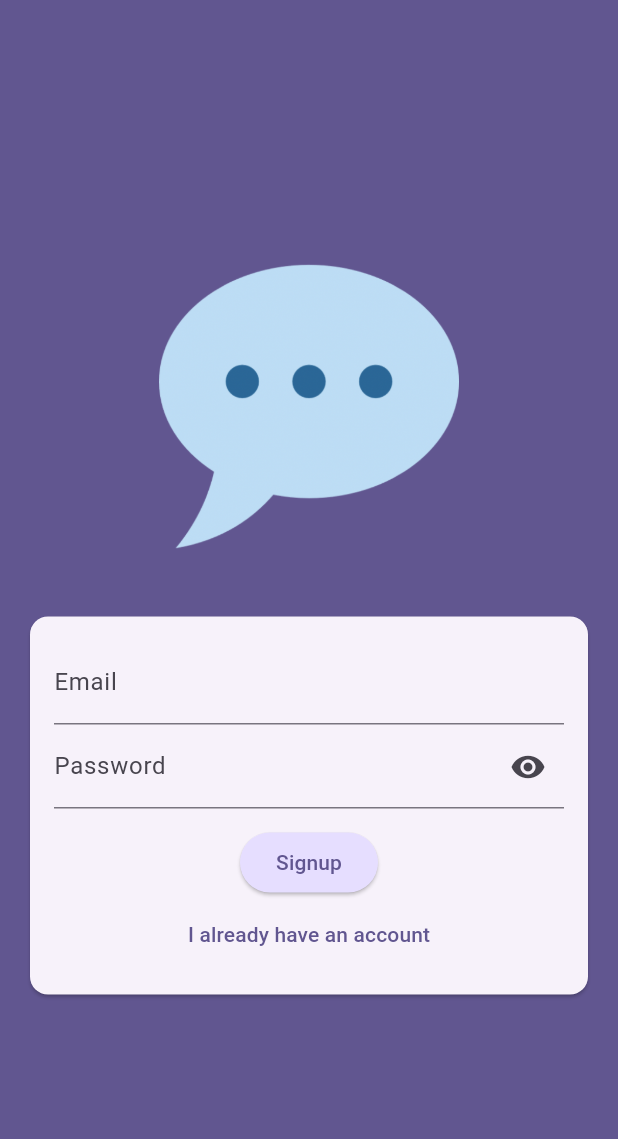
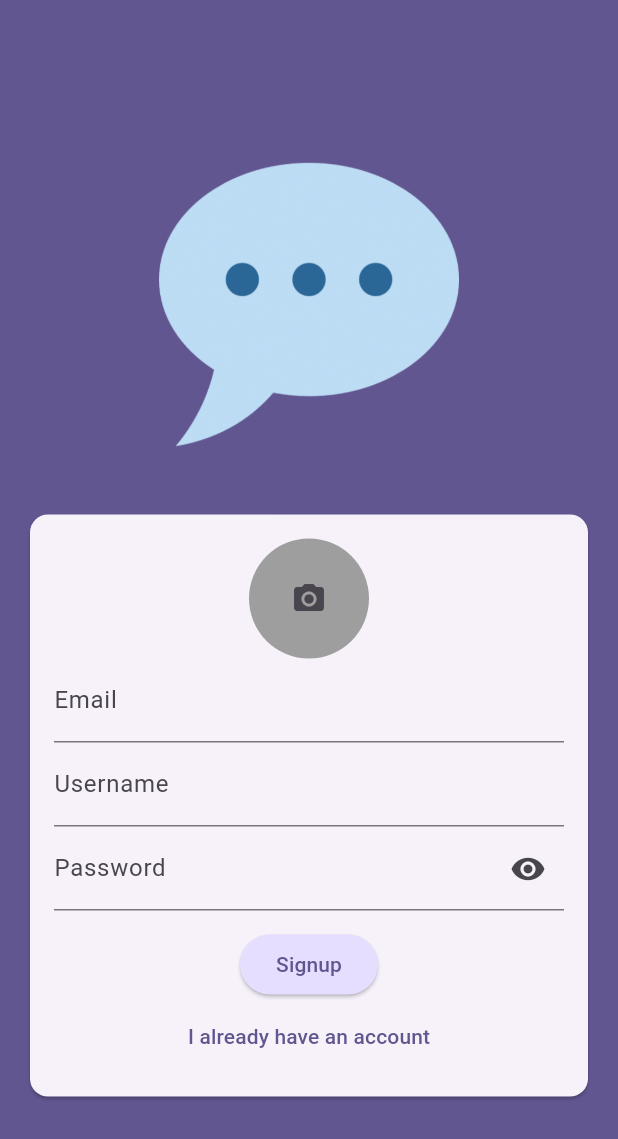
Before and after one commit to hugocica/flutter_chat_app, a Flutter app: the screen it shows after launch, after a tap on "Login", after a tap on "Create an account", on a phone screen of 412 x 824 dp. Shown: the top 1139 px of the screen. Run offline on Flutter 3.47's test engine with Material 3 defaults, Android fonts, the phone set to English and light mode, and no system bars; our stand-ins replace cloud_firestore, firebase_auth, firebase_core, firebase_storage, image_picker; accounts and stored records are empty.

Commit message:
saving user data to Firebase Firestore

```diff
--- a/lib/app/screens/auth.dart
+++ b/lib/app/screens/auth.dart
@@ -1,4 +1,9 @@
+import 'dart:io';
+
+import 'package:chat_app/app/widgets/user_image_picker.dart';
+import 'package:cloud_firestore/cloud_firestore.dart';
 import 'package:firebase_auth/firebase_auth.dart';
+import 'package:firebase_storage/firebase_storage.dart';
 import 'package:flutter/material.dart';
 
 final _firebase = FirebaseAuth.instance;
@@ -15,16 +20,36 @@ class AuthScreen extends StatefulWidget {
 class _AuthScreenState extends State<AuthScreen> {
   final _form = GlobalKey<FormState>();
 
-  bool _isLoading = false;
+  bool _isSubmitting = false;
   bool _isLogin = true;
   bool _isPasswordVisible = false;
+
   String _email = '';
   String _password = '';
+  String _username = '';
+  File? _userImage;
 
   Future<void> _onSignup() async {
     try {
       final userCredentials = await _firebase.createUserWithEmailAndPassword(
           email: _email, password: _password);
+
+      final storageRef = FirebaseStorage.instance
+          .ref()
+          .child('user_images')
+          .child('${userCredentials.user!.uid}.jpg');
+
+      await storageRef.putFile(_userImage!);
+      final imageUrl = await storageRef.getDownloadURL();
+
+      FirebaseFirestore.instance
+          .collection('users')
+          .doc(userCredentials.user!.uid)
+          .set({
+        'username': _username,
+        'email': _email,
+        'image_url': imageUrl,
+      });
     } on FirebaseAuthException catch (error) {
       if (error.code == 'email-already-in-use') {}
 
@@ -52,14 +77,14 @@ class _AuthScreenState extends State<AuthScreen> {
   }
 
   void _onSubmit() async {
-    if (!_form.currentState!.validate()) {
+    if (!_form.currentState!.validate() || (!_isLogin && _userImage == null)) {
       return;
     }
 
     _form.currentState!.save();
 
     setState(() {
-      _isLoading = true;
+      _isSubmitting = true;
     });
 
     if (_isLogin) {
@@ -68,9 +93,11 @@ class _AuthScreenState extends State<AuthScreen> {
       await _onSignup();
     }
 
-    setState(() {
-      _isLoading = false;
-    });
+    if (mounted) {
+      setState(() {
+        _isSubmitting = false;
+      });
+    }
   }
 
   @override
@@ -101,6 +128,14 @@ class _AuthScreenState extends State<AuthScreen> {
                     child: Column(
                       mainAxisSize: MainAxisSize.min,
                       children: [
+                        if (!_isLogin)
+                          UserImagePicker(
+                            onPickImage: (image) {
+                              setState(() {
+                                _userImage = image;
+                              });
+                            },
+                          ),
                         TextFormField(
                           decoration: const InputDecoration(labelText: 'Email'),
                           keyboardType: TextInputType.emailAddress,
@@ -119,6 +154,24 @@ class _AuthScreenState extends State<AuthScreen> {
                             _email = value!;
                           },
                         ),
+                        if (!_isLogin)
+                          TextFormField(
+                            decoration:
+                                const InputDecoration(labelText: 'Username'),
+                            enableSuggestions: false,
+                            validator: (value) {
+                              if (value == null ||
+                                  value.trim().isEmpty ||
+                                  value.trim().length < 4) {
+                                return 'Please enter at least 4 characters';
+                              }
+
+                              return null;
+                            },
+                            onSaved: (value) {
+                              _username = value!;
+                            },
+                          ),
                         TextFormField(
                           decoration: InputDecoration(
                             labelText: 'Password',
@@ -151,12 +204,12 @@ class _AuthScreenState extends State<AuthScreen> {
                           height: 12,
                         ),
                         ElevatedButton(
-                          onPressed: _onSubmit,
+                          onPressed: _isSubmitting ? null : _onSubmit,
                           style: ElevatedButton.styleFrom(
                               backgroundColor: Theme.of(context)
                                   .colorScheme
                                   .primaryContainer),
-                          child: _isLoading
+                          child: _isSubmitting
                               ? const SizedBox(
                                   width: 20,
                                   height: 20,
@@ -167,7 +220,7 @@ class _AuthScreenState extends State<AuthScreen> {
                               : Text(_isLogin ? 'Login' : 'Signup'),
                         ),
                         TextButton(
-                          onPressed: _isLoading
+                          onPressed: _isSubmitting
                               ? null
                               : () {
                                   _form.currentState!.reset();
@@ -175,9 +228,11 @@ class _AuthScreenState extends State<AuthScreen> {
                                     _isLogin = !_isLogin;
                                   });
                                 },
-                          child: Text(_isLogin
-                              ? 'Create an account'
-                              : 'I already have an account'),
+                          child: Text(
+                            _isLogin
+                                ? 'Create an account'
+                                : 'I already have an account',
+                          ),
                         ),
                       ],
                     ),
--- /dev/null
+++ b/lib/app/widgets/user_image_picker.dart
@@ -0,0 +1,93 @@
+import 'dart:io';
+
+import 'package:flutter/material.dart';
+import 'package:image_picker/image_picker.dart';
+
+class UserImagePicker extends StatefulWidget {
+  const UserImagePicker({super.key, required this.onPickImage});
+
+  final void Function(File image) onPickImage;
+
+  @override
+  State<UserImagePicker> createState() {
+    return _UserImagePickerState();
+  }
+}
+
+class _UserImagePickerState extends State<UserImagePicker> {
+  File? _userImage;
+
+  void _pickImage() async {
+    final pickedImage = await ImagePicker().pickImage(
+      source: ImageSource.camera,
+      imageQuality: 50,
+      maxWidth: 150,
+    );
+
+    if (pickedImage == null) {
+      return;
+    }
+
+    setState(() {
+      _userImage = File(pickedImage.path);
+    });
+
+    widget.onPickImage(_userImage!);
+  }
+
+  void _openBottomSheet() {
+    showModalBottomSheet(
+        context: context,
+        builder: (ctx) {
+          return Container(
+            padding: const EdgeInsets.only(top: 12),
+            child: Wrap(
+              children: [
+                ListTile(
+                  leading: const Icon(Icons.camera_alt),
+                  title: const Text('Camera'),
+                  onTap: () {
+                    Navigator.of(context).pop();
+                    _pickImage();
+                  },
+                )
+              ],
+            ),
+          );
+        });
+  }
+
+  @override
+  Widget build(BuildContext context) {
+    return Stack(
+      children: [
+        CircleAvatar(
+          radius: 40,
+          backgroundColor: Colors.grey,
+          foregroundImage: _userImage != null ? FileImage(_userImage!) : null,
+        ),
+        if (_userImage == null)
+          Positioned(
+            top: 0,
+            bottom: 0,
+            right: 0,
+            left: 0,
+            child: IconButton(
+              onPressed: _openBottomSheet,
+              icon: const Icon(Icons.camera_alt),
+            ),
+          ),
+        // TextButton.icon(
+        //   onPressed: _openBottomSheet,
+        //   icon: const Icon(Icons.image),
+        //   label: Text(
+        //     'Add image',
+        //     style: TextStyle(
+        //       color: Theme.of(context).colorScheme.primary,
+        //     ),
+        //   ),
+        // ),
+      ],
+    );
+  }
+}
--- a/pubspec.yaml
+++ b/pubspec.yaml
@@ -37,6 +37,9 @@ dependencies:
   cupertino_icons: ^1.0.6
   firebase_core: ^3.3.0
   firebase_auth: ^5.1.4
+  firebase_storage: ^12.1.3
+  image_picker: ^1.1.2
+  cloud_firestore: ^5.2.1
 
 dev_dependencies:
   flutter_test:
```
Also changed, not shown: pubspec.lock, 1 other file.
